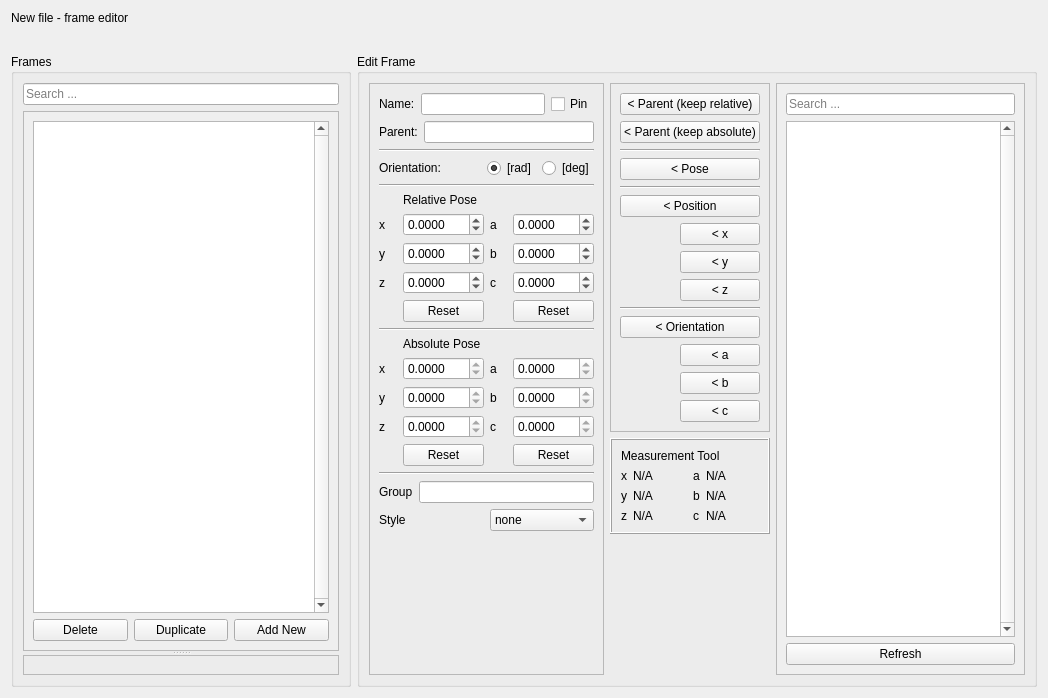
Qt form frame_editor/src/frame_editor/FrameEditorGUI.ui (ipa320/rqt_frame_editor_plugin) before a commit.
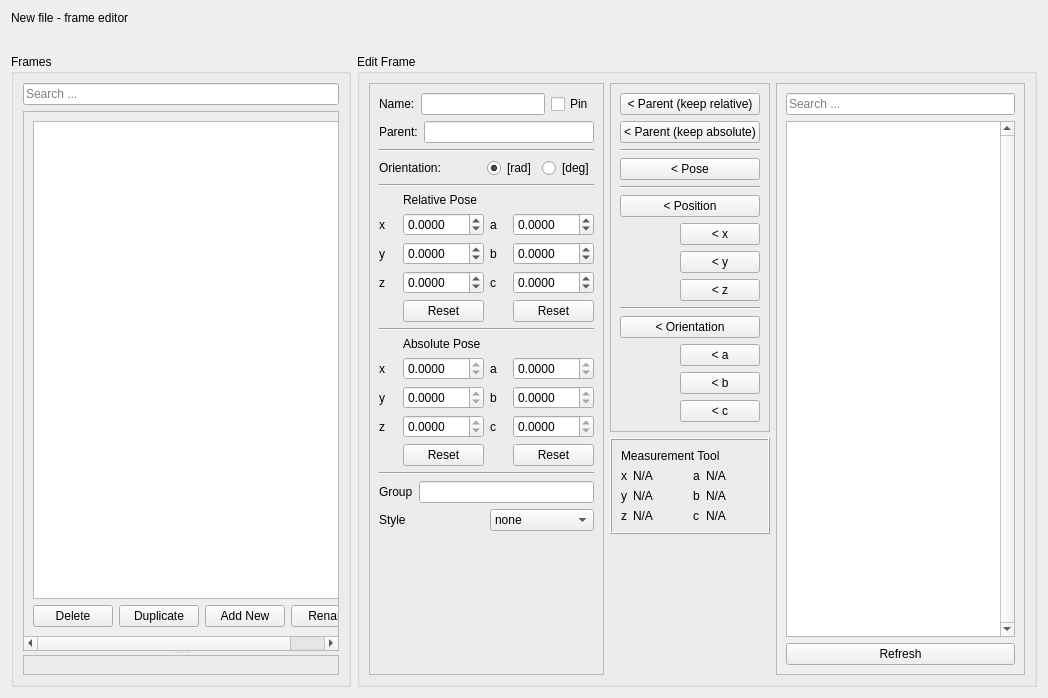
The same form after that commit. Icons and pictures are not drawn.

Diff of the .ui file:
```diff
--- a/frame_editor/src/frame_editor/FrameEditorGUI.ui
+++ b/frame_editor/src/frame_editor/FrameEditorGUI.ui
@@ -123,6 +123,17 @@
                  </property>
                 </widget>
                </item>
+               <item>
+                <widget class="QPushButton" name="btn_rename">
+                 <property name="text">
+                  <string>Rename</string>
+                 </property>
+                 <property name="icon">
+                  <iconset theme="text-editor">
+                   <normaloff>.</normaloff>.</iconset>
+                 </property>
+                </widget>
+               </item>
               </layout>
              </item>
             </layout>
```
Left out of the diff: 2 changed lines with no effect on the pictures.
